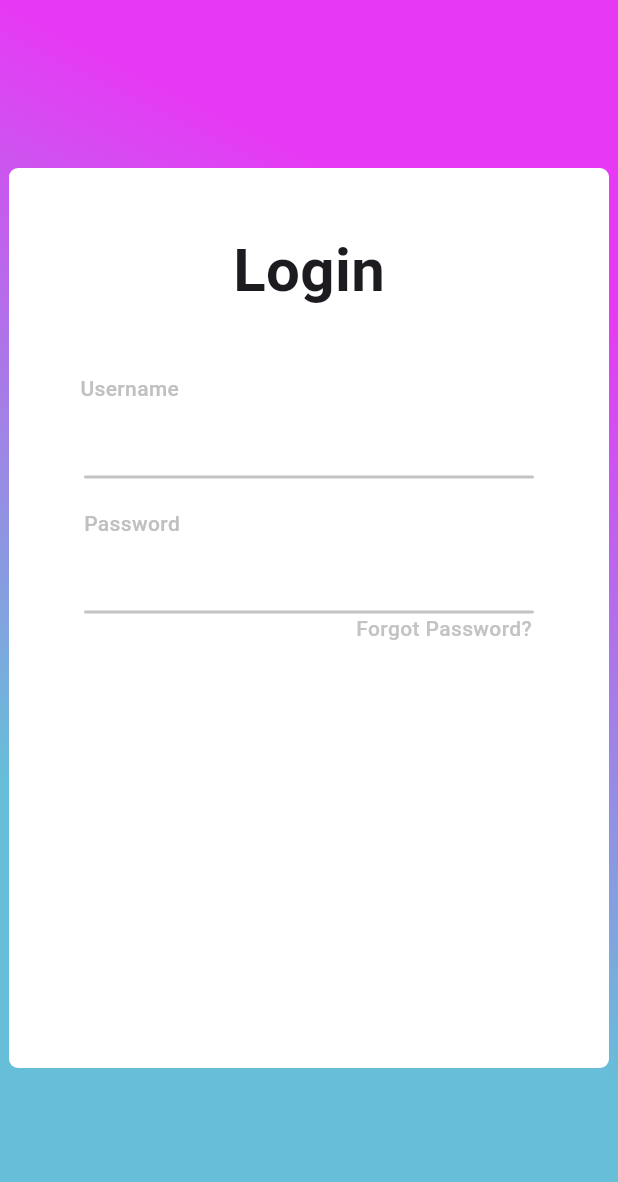
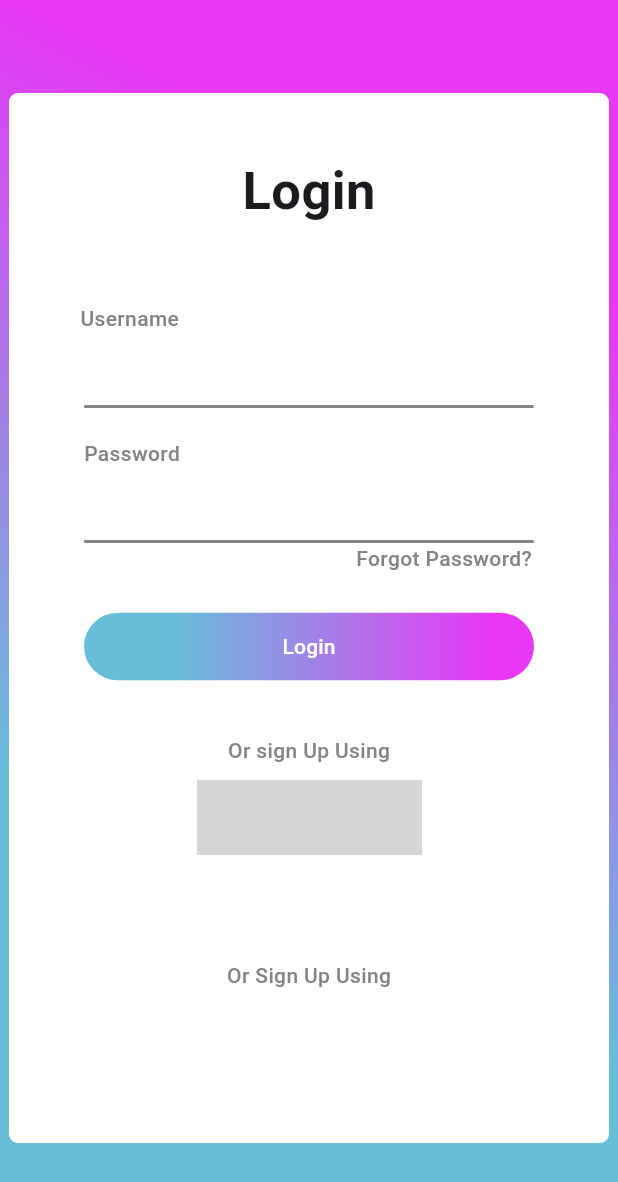
Before and after one commit to ricardoo-azevedo/flutter-tela-login, a Flutter app: the screen it shows after launch, on a phone screen of 412 x 824 dp. Shown: the top 1182 px of the screen. Run offline on Flutter 3.47's test engine with Material 3 defaults, Android fonts, the light colour scheme and no system bars; network calls fail; grey boxes are pictures that could not be loaded.

Commit message:
feat: adicionando mais coisas

```diff
--- /dev/null
+++ b/lib/constants.dart
@@ -0,0 +1,10 @@
+class Constants {
+  static const String logoFacebook =
+      'https://img.icons8.com/?size=100&id=114441&format=png&color=000000';
+
+  static const String logoTwitter =
+      'https://img.icons8.com/?size=100&id=114450&format=png&color=000000';
+
+  static const String logoGoogle =
+      'https://img.icons8.com/?size=100&id=JGuWuBlhtLK7&format=png&color=000000';
+}
--- a/lib/home_page.dart
+++ b/lib/home_page.dart
@@ -1,4 +1,5 @@
 import 'package:flutter/material.dart';
+import 'package:tela/constants.dart';
 
 class HomePage extends StatelessWidget {
   const HomePage({super.key});
@@ -27,7 +28,7 @@ class HomePage extends StatelessWidget {
               child: Container(
                 //RETANGULO BRANCO
                 width: 400,
-                height: 600,
+                height: 700,
                 decoration: BoxDecoration(
                   color: Colors.white,
                   borderRadius: BorderRadius.only(
@@ -43,18 +44,18 @@ class HomePage extends StatelessWidget {
                     Text(
                       "Login",
                       style: TextStyle(
-                        fontSize: 40,
+                        fontSize: 35,
                         fontWeight: FontWeight.bold,
                       ),
                     ),
-                    SizedBox(height: 40),
+                    SizedBox(height: 50),
                     SizedBox(
                       //username
                       width: 305,
                       child: Text(
                         "Username",
                         style: TextStyle(
-                          color: const Color.fromARGB(255, 192, 192, 192),
+                          color: const Color.fromARGB(255, 134, 131, 131),
                           fontWeight: FontWeight.w500,
                         ),
                       ),
@@ -69,7 +70,7 @@ class HomePage extends StatelessWidget {
                       width: 300,
                       height: 2,
                       decoration: BoxDecoration(
-                        color: const Color.fromARGB(255, 196, 194, 194),
+                        color: const Color.fromARGB(255, 134, 131, 131),
                         borderRadius: BorderRadius.only(
                           topLeft: Radius.circular(5),
                           topRight: Radius.circular(6),
@@ -86,7 +87,7 @@ class HomePage extends StatelessWidget {
                       child: Text(
                         "Password",
                         style: TextStyle(
-                          color: const Color.fromARGB(255, 192, 192, 192),
+                          color: const Color.fromARGB(255, 134, 131, 131),
                           fontWeight: FontWeight.w500,
                         ),
                       ),
@@ -101,7 +102,7 @@ class HomePage extends StatelessWidget {
                       width: 300,
                       height: 2,
                       decoration: BoxDecoration(
-                        color: const Color.fromARGB(255, 196, 194, 194),
+                        color: const Color.fromARGB(255, 134, 131, 131),
                         borderRadius: BorderRadius.only(
                           topLeft: Radius.circular(5),
                           topRight: Radius.circular(6),
@@ -116,8 +117,92 @@ class HomePage extends StatelessWidget {
                         "Forgot Password?",
                         style: TextStyle(
                           fontWeight: FontWeight.w500,
-                          color: Color.fromARGB(255, 196, 194, 194),
+                          color: Color.fromARGB(255, 134, 131, 131),
                         ),
+                      ),
+                    ),
+                    SizedBox(height: 25),
+                    ElevatedButton(
+                      onPressed: () {},
+                      style: ElevatedButton.styleFrom(
+                        backgroundColor: Colors.transparent,
+                        shadowColor: Colors.transparent,
+                        padding: const EdgeInsets.all(0.0),
+                      ),
+                      child: DecoratedBox(
+                        decoration: BoxDecoration(
+                          borderRadius: BorderRadius.only(
+                            topLeft: Radius.circular(25),
+                            topRight: Radius.circular(25),
+                            bottomLeft: Radius.circular(25),
+                            bottomRight: Radius.circular(25),
+                          ),
+                          gradient: LinearGradient(
+                            begin: Alignment.centerRight,
+                            end: Alignment.centerLeft,
+                            colors: <Color>[
+                              Color.fromRGBO(231, 57, 245, 1),
+                              Color.fromRGBO(103, 190, 217, 1),
+                            ],
+                            stops: [0.1, 0.8],
+                          ),
+                        ),
+                        child: Container(
+                          width: 300,
+                          height: 45,
+                          padding: EdgeInsets.symmetric(
+                            horizontal: 20,
+                            vertical: 12,
+                          ),
+                          child: Center(
+                            child: Text(
+                              "Login",
+                              style: TextStyle(color: Colors.white),
+                            ),
+                          ),
+                        ),
+                      ),
+                    ),
+                    SizedBox(height: 35),
+                    Text(
+                      "Or sign Up Using",
+                      style: TextStyle(
+                        fontWeight: FontWeight.w500,
+                        color: Color.fromARGB(255, 134, 131, 131),
+                      ),
+                    ),
+                    SizedBox(height: 10),
+                    Center(
+                      child: SizedBox(
+                        width: 150,
+                        child: Row(
+                          children: [
+                            Image.network(
+                              Constants.logoFacebook,
+                              height: 50,
+                              width: 50,
+                            ),
+                            // SizedBox(width: 5),
+                            Image.network(
+                              height: 50,
+                              width: 50,
+                              Constants.logoTwitter,
+                            ),
+                            Image.network(
+                              height: 50,
+                              width: 50,
+                              Constants.logoGoogle,
+                            ),
+                          ],
+                        ),
+                      ),
+                    ),
+                    SizedBox(height: 70),
+                    Text(
+                      "Or Sign Up Using",
+                      style: TextStyle(
+                        fontWeight: FontWeight.w500,
+                        color: Color.fromARGB(255, 134, 131, 131),
                       ),
                     ),
                   ],
```
